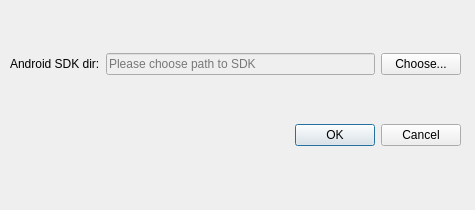
First picture: the form in packager/ui_preferences.ui, repository segafan/bennugd-monolithic, before the edit.
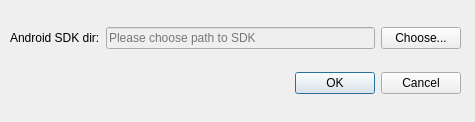
Second picture: the form after the edit.

Commit message: * Resized the preferences dialog * Work on allowing app description change * Work on allowing orientation selection

```diff
--- a/packager/ui_preferences.ui
+++ b/packager/ui_preferences.ui
@@ -7,7 +7,7 @@
     <x>0</x>
     <y>0</y>
     <width>475</width>
-    <height>210</height>
+    <height>122</height>
    </rect>
   </property>
   <property name="windowTitle">
@@ -19,7 +19,7 @@
      <x>10</x>
      <y>10</y>
      <width>451</width>
-     <height>181</height>
+     <height>101</height>
     </rect>
    </property>
    <layout class="QVBoxLayout" name="verticalLayout">
```
The commit also changes 4 other files.
